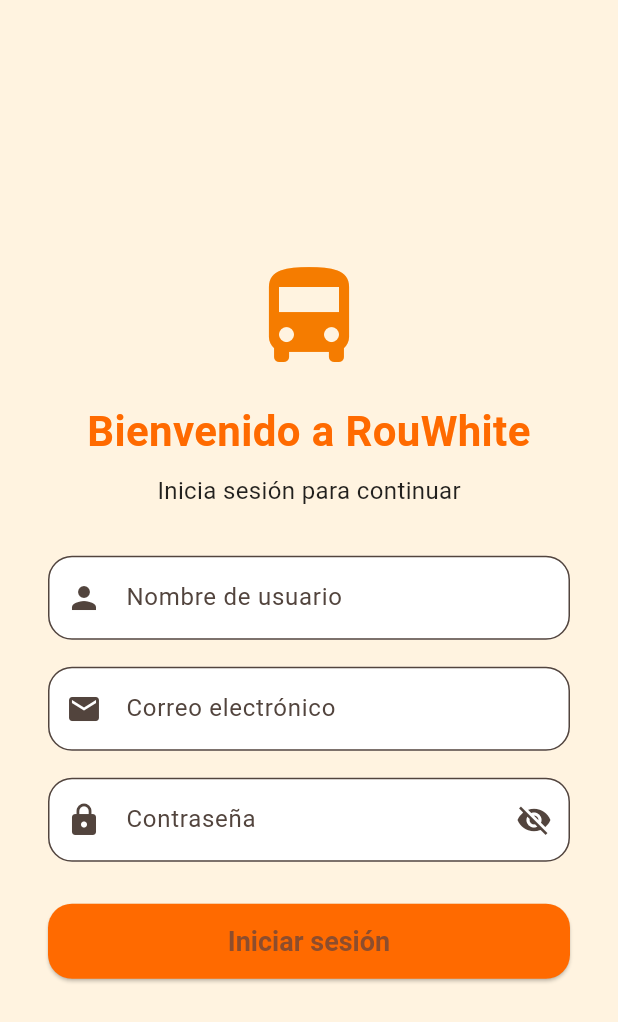
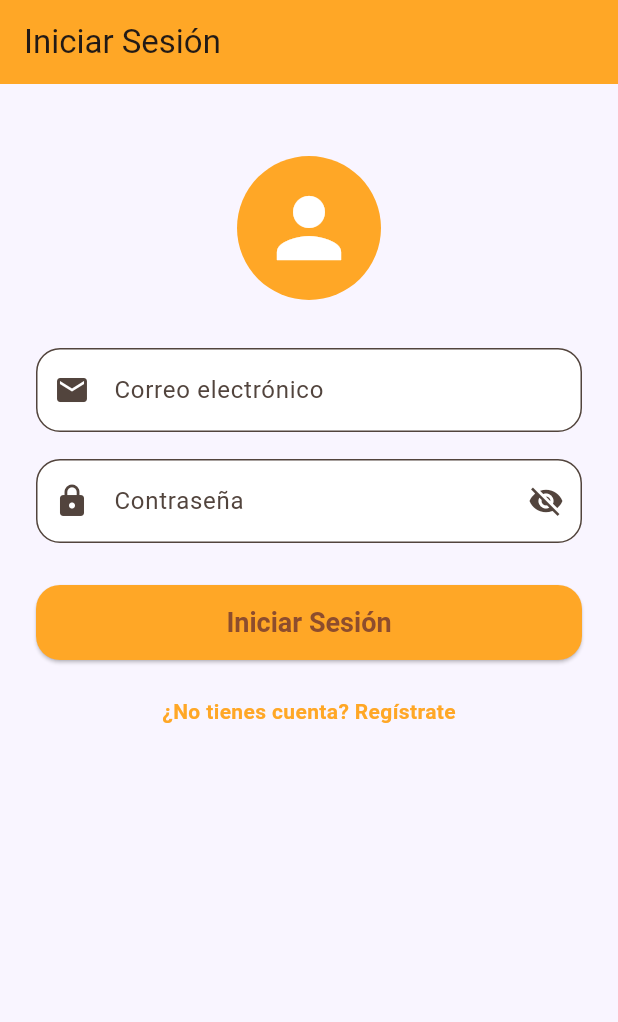
Before and after one commit to gerardoojeda47/rutasapp, a Flutter app: the screen it shows after launch, on a phone screen of 412 x 824 dp. Shown: the top 1022 px of the screen. Run offline on Flutter 3.47's test engine with Material 3 defaults, Android fonts, the phone set to English and light mode, and no system bars; our stand-ins replace flutter_map, flutter_vector_icons, latlong2, lottie; project files that could hold a hidden picture were left out.

Commit message:
cambios realizados

```diff
--- /dev/null
+++ b/lib/login.dart
@@ -0,0 +1,142 @@
+import 'package:flutter/material.dart';
+import 'package:rouwhite/view/HomePage.dart';
+import 'registro.dart';
+
+class LoginPage extends StatefulWidget {
+  const LoginPage({super.key});
+
+  @override
+  State<LoginPage> createState() => _LoginPageState();
+}
+
+class _LoginPageState extends State<LoginPage> {
+  final TextEditingController _emailController = TextEditingController();
+  final TextEditingController _passwordController = TextEditingController();
+  bool _obscurePassword = true;
+  String? _emailError;
+  String? _passwordError;
+
+  void _login() {
+    setState(() {
+      _emailError = null;
+      _passwordError = null;
+    });
+    final email = _emailController.text.trim();
+    final password = _passwordController.text;
+    bool valid = true;
+    if (!email.contains('@') || !email.contains('.')) {
+      _emailError = 'Correo inválido';
+      valid = false;
+    }
+    if (password.length < 6) {
+      _passwordError = 'Contraseña débil';
+      valid = false;
+    }
+    if (!valid) {
+      setState(() {});
+      return;
+    }
+    // Aquí iría la lógica de autenticación real
+    Navigator.pushReplacement(
+      context,
+      MaterialPageRoute(builder: (context) => Homepage(username: email, onLogout: () {
+        Navigator.pushReplacement(
+          context,
+          MaterialPageRoute(builder: (context) => const LoginPage()),
+        );
+      })),
+    );
+  }
+
+  void _goToRegister() {
+    Navigator.push(
+      context,
+      MaterialPageRoute(builder: (context) => const RegistroPage()),
+    );
+  }
+
+  @override
+  Widget build(BuildContext context) {
+    return Scaffold(
+      backgroundColor: const Color(0xFFF9F5FF),
+      appBar: AppBar(
+        backgroundColor: const Color(0xFFFFA726),
+        elevation: 0,
+        leading: Navigator.canPop(context)
+            ? IconButton(
+                icon: const Icon(Icons.arrow_back),
+                onPressed: () => Navigator.pop(context),
+              )
+            : null,
+        title: const Text('Iniciar Sesión'),
+      ),
+      body: SingleChildScrollView(
+        padding: const EdgeInsets.symmetric(horizontal: 24, vertical: 32),
+        child: Column(
+          children: [
+            const SizedBox(height: 16),
+            CircleAvatar(
+              radius: 48,
+              backgroundColor: const Color(0xFFFFA726),
+              child: const Icon(Icons.person, size: 64, color: Colors.white),
+            ),
+            const SizedBox(height: 32),
+            TextField(
+              controller: _emailController,
+              keyboardType: TextInputType.emailAddress,
+              decoration: InputDecoration(
+                labelText: 'Correo electrónico',
+                prefixIcon: const Icon(Icons.email),
+                errorText: _emailError,
+                border: OutlineInputBorder(borderRadius: BorderRadius.circular(16)),
+                filled: true,
+                fillColor: Colors.white,
+              ),
+            ),
+            const SizedBox(height: 18),
+            TextField(
+              controller: _passwordController,
+              obscureText: _obscurePassword,
+              decoration: InputDecoration(
+                labelText: 'Contraseña',
+                prefixIcon: const Icon(Icons.lock),
+                errorText: _passwordError,
+                border: OutlineInputBorder(borderRadius: BorderRadius.circular(16)),
+                filled: true,
+                fillColor: Colors.white,
+                suffixIcon: IconButton(
+                  icon: Icon(_obscurePassword ? Icons.visibility_off : Icons.visibility),
+                  onPressed: () {
+                    setState(() { _obscurePassword = !_obscurePassword; });
+                  },
+                ),
+              ),
+            ),
+            const SizedBox(height: 28),
+            SizedBox(
+              width: double.infinity,
+              height: 50,
+              child: ElevatedButton(
+                style: ElevatedButton.styleFrom(
+                  backgroundColor: const Color(0xFFFFA726),
+                  shape: RoundedRectangleBorder(borderRadius: BorderRadius.circular(16)),
+                  textStyle: const TextStyle(fontSize: 18, fontWeight: FontWeight.bold),
+                ),
+                onPressed: _login,
+                child: const Text('Iniciar Sesión'),
+              ),
+            ),
+            const SizedBox(height: 24),
+            GestureDetector(
+              onTap: _goToRegister,
+              child: const Text(
+                '¿No tienes cuenta? Regístrate',
+                style: TextStyle(color: Color(0xFFFFA726), fontWeight: FontWeight.bold),
+              ),
+            ),
+          ],
+        ),
+      ),
+    );
+  }
+}
--- a/lib/login_page.dart
+++ /dev/null
@@ -1,150 +0,0 @@
-import 'package:flutter/material.dart';
-
-class LoginPage extends StatefulWidget {
-  final void Function(String username) onLoginSuccess;
-  const LoginPage({super.key, required this.onLoginSuccess});
-
-  @override
-  State<LoginPage> createState() => _LoginPageState();
-}
-
-class _LoginPageState extends State<LoginPage> {
-  final _formKey = GlobalKey<FormState>();
-  final TextEditingController _usernameController = TextEditingController();
-  final TextEditingController _emailController = TextEditingController();
-  final TextEditingController _passwordController = TextEditingController();
-  bool _obscurePassword = true;
-  String? _usernameError;
-  String? _emailError;
-  String? _passwordError;
-  bool _isLoading = false;
-
-  void _login() {
-    setState(() {
-      _usernameError = null;
-      _emailError = null;
-      _passwordError = null;
-    });
-    final username = _usernameController.text.trim();
-    final email = _emailController.text.trim();
-    final password = _passwordController.text;
-    bool valid = true;
-    if (username.isEmpty) {
-      _usernameError = 'Nombre de usuario requerido';
-      valid = false;
-    }
-    if (!email.contains('@') || !email.contains('.')) {
-      _emailError = 'Correo inválido';
-      valid = false;
-    }
-    if (password.length < 6) {
-      _passwordError = 'Contraseña débil';
-      valid = false;
-    }
-    if (!valid) {
-      setState(() {});
-      return;
-    }
-    setState(() { _isLoading = true; });
-    Future.delayed(const Duration(seconds: 1), () {
-      setState(() { _isLoading = false; });
-      widget.onLoginSuccess(username);
-    });
-  }
-
-  @override
-  Widget build(BuildContext context) {
-    return Scaffold(
-      backgroundColor: const Color(0xFFFFF3E0),
-      body: Center(
-        child: SingleChildScrollView(
-          padding: const EdgeInsets.symmetric(horizontal: 32, vertical: 24),
-          child: Column(
-            mainAxisAlignment: MainAxisAlignment.center,
-            children: [
-              Icon(Icons.directions_bus, size: 80, color: Colors.orange.shade700),
-              const SizedBox(height: 16),
-              const Text(
-                'Bienvenido a RouWhite',
-                style: TextStyle(fontSize: 28, fontWeight: FontWeight.bold, color: Color(0xFFFF6A00)),
-                textAlign: TextAlign.center,
-              ),
-              const SizedBox(height: 8),
-              const Text(
-                'Inicia sesión para continuar',
-                style: TextStyle(fontSize: 16, color: Colors.black87),
-              ),
-              const SizedBox(height: 32),
-              Form(
-                key: _formKey,
-                child: Column(
-                  children: [
-                    TextField(
-                      controller: _usernameController,
-                      decoration: InputDecoration(
-                        labelText: 'Nombre de usuario',
-                        prefixIcon: const Icon(Icons.person),
-                        errorText: _usernameError,
-                        border: OutlineInputBorder(borderRadius: BorderRadius.circular(16)),
-                        filled: true,
-                        fillColor: Colors.white,
-                      ),
-                    ),
-                    const SizedBox(height: 18),
-                    TextField(
-                      controller: _emailController,
-                      keyboardType: TextInputType.emailAddress,
-                      decoration: InputDecoration(
-                        labelText: 'Correo electrónico',
-                        prefixIcon: const Icon(Icons.email),
-                        errorText: _emailError,
-                        border: OutlineInputBorder(borderRadius: BorderRadius.circular(16)),
-                        filled: true,
-                        fillColor: Colors.white,
-                      ),
-                    ),
-                    const SizedBox(height: 18),
-                    TextField(
-                      controller: _passwordController,
-                      obscureText: _obscurePassword,
-                      decoration: InputDecoration(
-                        labelText: 'Contraseña',
-                        prefixIcon: const Icon(Icons.lock),
-                        errorText: _passwordError,
-                        border: OutlineInputBorder(borderRadius: BorderRadius.circular(16)),
-                        filled: true,
-                        fillColor: Colors.white,
-                        suffixIcon: IconButton(
-                          icon: Icon(_obscurePassword ? Icons.visibility_off : Icons.visibility),
-                          onPressed: () {
-                            setState(() { _obscurePassword = !_obscurePassword; });
-                          },
-                        ),
-                      ),
-                    ),
-                    const SizedBox(height: 28),
-                    SizedBox(
-                      width: double.infinity,
-                      height: 50,
-                      child: ElevatedButton(
-                        style: ElevatedButton.styleFrom(
-                          backgroundColor: const Color(0xFFFF6A00),
-                          shape: RoundedRectangleBorder(borderRadius: BorderRadius.circular(16)),
-                          textStyle: const TextStyle(fontSize: 18, fontWeight: FontWeight.bold),
-                        ),
-                        onPressed: _isLoading ? null : _login,
-                        child: _isLoading
-                            ? const CircularProgressIndicator(color: Colors.white)
-                            : const Text('Iniciar sesión'),
-                      ),
-                    ),
-                  ],
-                ),
-              ),
-            ],
-          ),
-        ),
-      ),
-    );
-  }
-}
--- a/lib/main.dart
+++ b/lib/main.dart
@@ -1,35 +1,13 @@
 import 'package:flutter/material.dart';
 import 'package:rouwhite/view/HomePage.dart';
-import 'login_page.dart';
+import 'login.dart';
 
 void main() {
   runApp(const Miapp());
 }
 
-class Miapp extends StatefulWidget {
+class Miapp extends StatelessWidget {
   const Miapp({super.key});
-
-  @override
-  State<Miapp> createState() => _MiappState();
-}
-
-class _MiappState extends State<Miapp> {
-  bool _loggedIn = false;
-  String? _username;
-
-  void _onLoginSuccess(String username) {
-    setState(() {
-      _loggedIn = true;
-      _username = username;
-    });
-  }
-
-  void _logout() {
-    setState(() {
-      _loggedIn = false;
-      _username = null;
-    });
-  }
 
   @override
   Widget build(BuildContext context) {
@@ -45,9 +23,7 @@
         ),
         useMaterial3: true,
       ),
-      home: _loggedIn
-          ? Homepage(username: _username!, onLogout: _logout)
-          : LoginPage(onLoginSuccess: _onLoginSuccess),
+      home: LoginPage(),
     );
   }
 }
--- a/lib/view/RoutesPage.dart
+++ b/lib/view/RoutesPage.dart
@@ -140,12 +140,6 @@
   void _toggleFavorito(int index) {
     setState(() {
       _rutas[index]['favorito'] = !_rutas[index]['favorito'];
-    });
-  }
-
-  void _seleccionarRuta(int index) {
-    setState(() {
-      _rutaSeleccionada = _rutaSeleccionada == index ? null : index;
     });
   }
 
--- a/pubspec.yaml
+++ b/pubspec.yaml
@@ -30,15 +30,15 @@
 dependencies:
   flutter:
     sdk: flutter
+  flutter_map: ^6.0.0
+  latlong2: ^0.9.0
 
   # The following adds the Cupertino Icons font to your application.
   # Use with the CupertinoIcons class for iOS style icons.
   cupertino_icons: ^1.0.2
-  google_maps_flutter: ^2.5.3
   flutter_polyline_points: ^2.0.0
   geolocator: ^11.0.0
   flutter_animate: ^4.5.0
-  latlong2: ^0.9.0
   provider: ^6.1.1
   lottie: ^3.1.0
   flutter_vector_icons: ^2.0.0
```
Also changed, not shown: lib/registro.dart (added, +146 -0 lines), lib/view/HomePage.dart (+0 -117 lines), lib/view/RouteMapPage.dart (+57 -67 lines), pubspec.lock.
